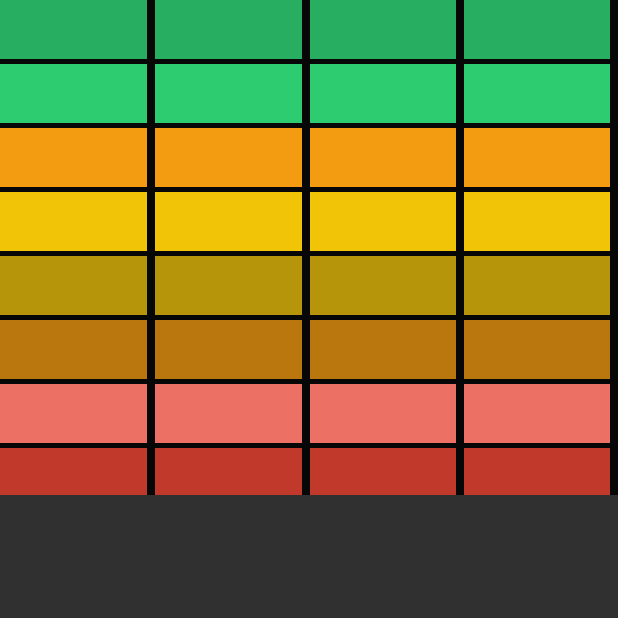
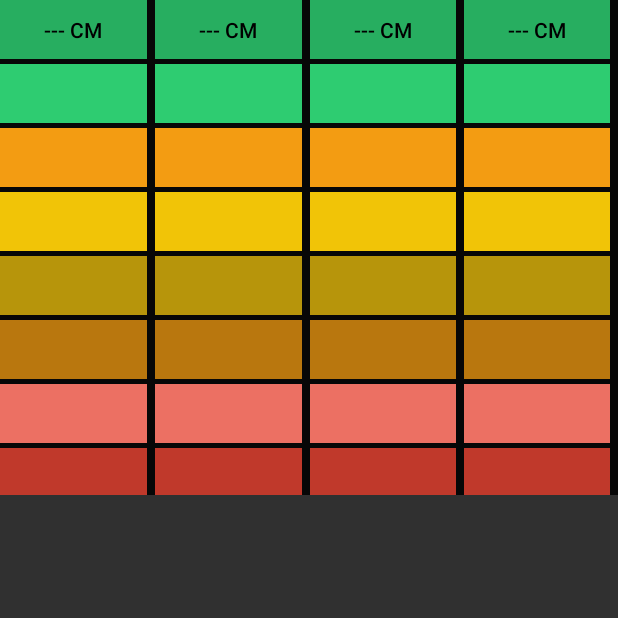
Before and after one commit to iszilagyigit/ParkDistanceControl, an Android app: the screen it shows after launch (MainActivity), on a phone screen of 412 x 824 dp, the top half of it. Run offline under Robolectric (Android 15) with nearby library versions, the phone set to English and light mode, and no system bars.

Commit message:
buttons visible based on sensor input

```diff
--- a/app/src/main/java/com/pdc/main/parkdistancecontrol2/MainActivity.java
+++ b/app/src/main/java/com/pdc/main/parkdistancecontrol2/MainActivity.java
@@ -29,7 +29,12 @@ public class MainActivity extends AppCompatActivity {
        // --> findViewById(R.id.button1_3).setVisibility(View.INVISIBLE);
         super.onStart();
         LocalBroadcastManager.getInstance(getApplicationContext()).registerReceiver(
-                new ParkSensorBroadcastReceiver(findViewById(R.id.sensor1)),
+                new ParkSensorBroadcastReceiver(
+                        findViewById(R.id.sensor1),
+                        findViewById(R.id.sensor2),
+                        findViewById(R.id.sensor3),
+                        findViewById(R.id.sensor4)
+                ),
                 new IntentFilter(ParkSensorBackgroundService.PARK_SENSOR_INTENT_NAME));
         Intent serviceIntent = new Intent();
         ParkSensorBackgroundService.enqueueWork(getApplicationContext(), serviceIntent);
--- a/app/src/main/java/com/pdc/main/parkdistancecontrol2/ParkSensorBackgroundService.java
+++ b/app/src/main/java/com/pdc/main/parkdistancecontrol2/ParkSensorBackgroundService.java
@@ -30,13 +30,13 @@ public class ParkSensorBackgroundService extends JobIntentService {
 
         for (int i = 0; i < 100; i++) {
             try {
-                Thread.sleep(500);
+                Thread.sleep(1000);
                 Intent measureIntent = new Intent(PARK_SENSOR_INTENT_NAME);
                 // TODO read values from RPI SPI
-                measureIntent.putExtra(PARK_SENSOR_1_KEY, i + 10);
-                measureIntent.putExtra(PARK_SENSOR_2_KEY, 34);
-                measureIntent.putExtra(PARK_SENSOR_3_KEY, 23);
-                measureIntent.putExtra(PARK_SENSOR_4_KEY, 27);
+                measureIntent.putExtra(PARK_SENSOR_1_KEY, 500 - i * 10);
+                measureIntent.putExtra(PARK_SENSOR_2_KEY, 498 - i * 10);
+                measureIntent.putExtra(PARK_SENSOR_3_KEY, 497 - i * 10);
+                measureIntent.putExtra(PARK_SENSOR_4_KEY, 496 - i * 10);
                 LocalBroadcastManager.getInstance(getApplicationContext()).sendBroadcast(measureIntent);
             } catch (InterruptedException e) {
                 Log.e("BackgroundService", "Interrupted", e);
--- a/app/src/main/java/com/pdc/main/parkdistancecontrol2/ParkSensorBroadcastReceiver.java
+++ b/app/src/main/java/com/pdc/main/parkdistancecontrol2/ParkSensorBroadcastReceiver.java
@@ -5,12 +5,68 @@ import android.content.Context;
 import android.content.Intent;
 import android.util.Log;
 import android.view.View;
+import android.widget.Button;
 
 public class ParkSensorBroadcastReceiver extends BroadcastReceiver {
     private View sensor1View;
+    private View sensor2View;
+    private View sensor3View;
+    private View sensor4View;
+    private Button[] sensor1Buttons = new Button[8];
+    private Button[] sensor2Buttons = new Button[8];
+    private Button[] sensor3Buttons = new Button[8];
+    private Button[] sensor4Buttons = new Button[8];
 
-    public ParkSensorBroadcastReceiver(View sensor1) {
-        this.sensor1View = sensor1;
+    private static int[] DISTANCE_MARKS_IN_CM = new int[] {30, 50, 80, 100, 150, 200, 250, 300};
+    private static int MAX_NR_OF_BARS = 8;
+
+    public ParkSensorBroadcastReceiver(final View pSensor1View, final  View pSensor2View,
+                                       final  View pSensor3View, final View pSensor4View) {
+        this.sensor1View = pSensor1View;
+        this.sensor2View = pSensor2View;
+        this.sensor3View = pSensor3View;
+        this.sensor4View = pSensor4View;
+        sensor1Buttons[0] = sensor1View.findViewById(R.id.button1_1);
+        sensor1Buttons[1] = sensor1View.findViewById(R.id.button1_2);
+        sensor1Buttons[2] = sensor1View.findViewById(R.id.button1_3);
+        sensor1Buttons[3] = sensor1View.findViewById(R.id.button1_4);
+        sensor1Buttons[4] = sensor1View.findViewById(R.id.button1_5);
+        sensor1Buttons[5] = sensor1View.findViewById(R.id.button1_6);
+        sensor1Buttons[6] = sensor1View.findViewById(R.id.button1_7);
+        sensor1Buttons[7] = sensor1View.findViewById(R.id.button1_8);
+        sensor2Buttons[0] = sensor2View.findViewById(R.id.button2_1);
+        sensor2Buttons[1] = sensor2View.findViewById(R.id.button2_2);
+        sensor2Buttons[2] = sensor2View.findViewById(R.id.button2_3);
+        sensor2Buttons[3] = sensor2View.findViewById(R.id.button2_4);
+        sensor2Buttons[4] = sensor2View.findViewById(R.id.button2_5);
+        sensor2Buttons[5] = sensor2View.findViewById(R.id.button2_6);
+        sensor2Buttons[6] = sensor2View.findViewById(R.id.button2_7);
+        sensor2Buttons[7] = sensor2View.findViewById(R.id.button2_8);
+        sensor3Buttons[0] = sensor3View.findViewById(R.id.button3_1);
+        sensor3Buttons[1] = sensor3View.findViewById(R.id.button3_2);
+        sensor3Buttons[2] = sensor3View.findViewById(R.id.button3_3);
+        sensor3Buttons[3] = sensor3View.findViewById(R.id.button3_4);
+        sensor3Buttons[4] = sensor3View.findViewById(R.id.button3_5);
+        sensor3Buttons[5] = sensor3View.findViewById(R.id.button3_6);
+        sensor3Buttons[6] = sensor3View.findViewById(R.id.button3_7);
+        sensor3Buttons[7] = sensor3View.findViewById(R.id.button3_8);
+        sensor4Buttons[0] = sensor4View.findViewById(R.id.button4_1);
+        sensor4Buttons[1] = sensor4View.findViewById(R.id.button4_2);
+        sensor4Buttons[2] = sensor4View.findViewById(R.id.button4_3);
+        sensor4Buttons[3] = sensor4View.findViewById(R.id.button4_4);
+        sensor4Buttons[4] = sensor4View.findViewById(R.id.button4_5);
+        sensor4Buttons[5] = sensor4View.findViewById(R.id.button4_6);
+        sensor4Buttons[6] = sensor4View.findViewById(R.id.button4_7);
+        sensor4Buttons[7] = sensor4View.findViewById(R.id.button4_8);
+    }
+
+    private int cmToNrOfBars(int distanceInCm) {
+        for (int i = 0; i < DISTANCE_MARKS_IN_CM.length; i++ ) {
+            if (distanceInCm <= DISTANCE_MARKS_IN_CM[i]) {
+                return ParkSensorBroadcastReceiver.MAX_NR_OF_BARS - i;
+            }
+        }
+        return 1; // show one bar
     }
 
     @Override
@@ -20,18 +76,27 @@ public class ParkSensorBroadcastReceiver extends BroadcastReceiver {
         final int sensor3Cm = intent.getIntExtra(ParkSensorBackgroundService.PARK_SENSOR_3_KEY, -1);
         final int sensor4Cm = intent.getIntExtra(ParkSensorBackgroundService.PARK_SENSOR_4_KEY, -1);
 
-        Log.i("MainActivity - received:", "<----"
+        Log.d("MainActivity - received:", "<----"
                 + sensor1Cm + "\t"
                 + sensor2Cm + "\t"
                 + sensor3Cm + "\t"
                 + sensor4Cm + "\t"
         );
-        if (sensor1Cm % 2 == 0) {
-            this.sensor1View.findViewById(R.id.button1_6).setVisibility(View.INVISIBLE);
-        }else {
-            this.sensor1View.findViewById(R.id.button1_6).setVisibility(View.VISIBLE);
-        }
 
+        updateDisplay(sensor1Buttons, sensor1Cm);
+        updateDisplay(sensor2Buttons, sensor2Cm);
+        updateDisplay(sensor3Buttons, sensor3Cm);
+        updateDisplay(sensor4Buttons, sensor4Cm);
     }
 
+    private void updateDisplay(final Button[] viewButtons, int sensor1Cm) {
+        int nrOfBars = cmToNrOfBars(sensor1Cm);
+        //Log.d("nr of bars " + nrOfBars,"nr of bars " + nrOfBars);
+        viewButtons[0].setVisibility(View.VISIBLE); // first button always visible.
+        viewButtons[0].setText(sensor1Cm + " cm");
+        for (int i = 1; i < viewButtons.length; i++) {
+            viewButtons[i].setVisibility(nrOfBars <= i ? View.INVISIBLE : View.VISIBLE);
+        }
+      }
+
 }
--- a/app/src/main/res/layout/activity_main.xml
+++ b/app/src/main/res/layout/activity_main.xml
@@ -31,8 +31,11 @@
                 android:layout_width="match_parent"
                 android:layout_height="39dp"
                 android:layout_marginBottom="3dp"
-                android:foreground="#27AE60"
-                android:text="" />
+                android:background="#27AE60"
+                android:text="--- cm"
+                android:textAlignment="center"
+                android:textColor="@color/black"
+                android:textColorHint="#FFFFFF" />
 
             <Button
                 android:id="@+id/button1_2"
@@ -104,8 +107,11 @@
                 android:layout_width="match_parent"
                 android:layout_height="39dp"
                 android:layout_marginBottom="3dp"
-                android:foreground="#27AE60"
-                android:text="" />
+                android:background="#27AE60"
+                android:text="--- cm"
+                android:textAlignment="center"
+                android:textColor="@color/black"
+                android:textColorHint="#FFFFFF" />
 
             <Button
                 android:id="@+id/button2_2"
@@ -176,8 +182,11 @@
                 android:layout_width="match_parent"
                 android:layout_height="39dp"
                 android:layout_marginBottom="3dp"
-                android:foreground="#27AE60"
-                android:text="" />
+                android:background="#27AE60"
+                android:text="--- cm"
+                android:textAlignment="center"
+                android:textColor="@color/black"
+                android:textColorHint="#FFFFFF" />
 
             <Button
                 android:id="@+id/button3_2"
@@ -248,8 +257,11 @@
                 android:layout_width="match_parent"
                 android:layout_height="39dp"
                 android:layout_marginBottom="3dp"
-                android:foreground="#27AE60"
-                android:text="" />
+                android:background="#27AE60"
+                android:text="--- cm"
+                android:textAlignment="center"
+                android:textColor="@color/black"
+                android:textColorHint="#FFFFFF" />
 
             <Button
                 android:id="@+id/button4_2"
```
